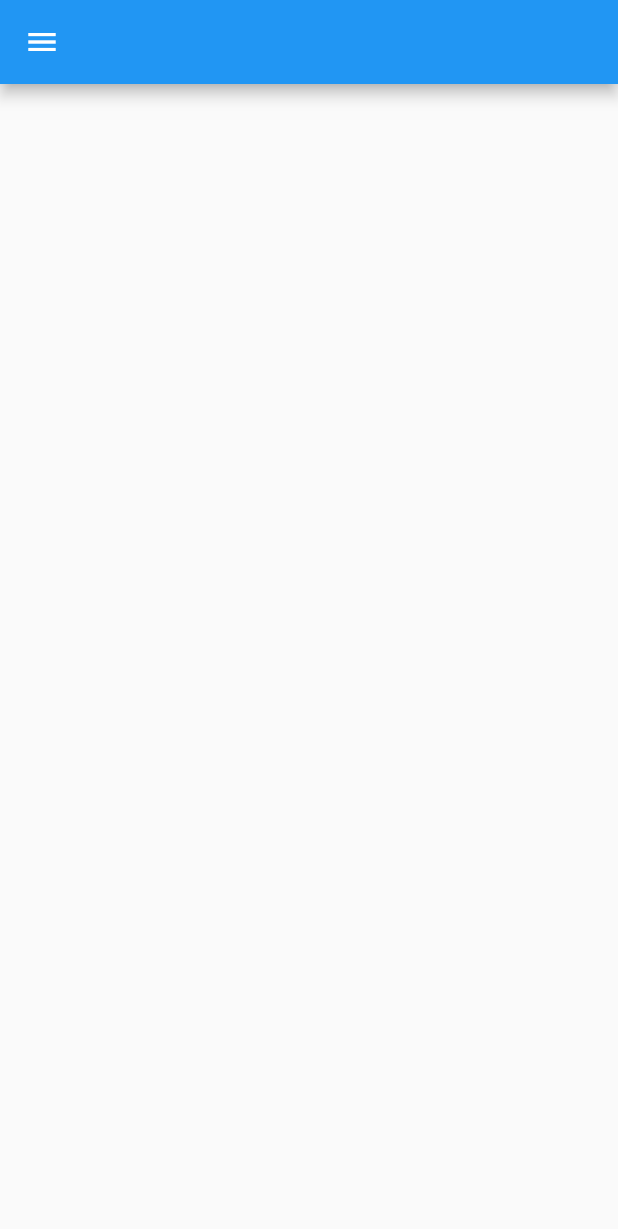
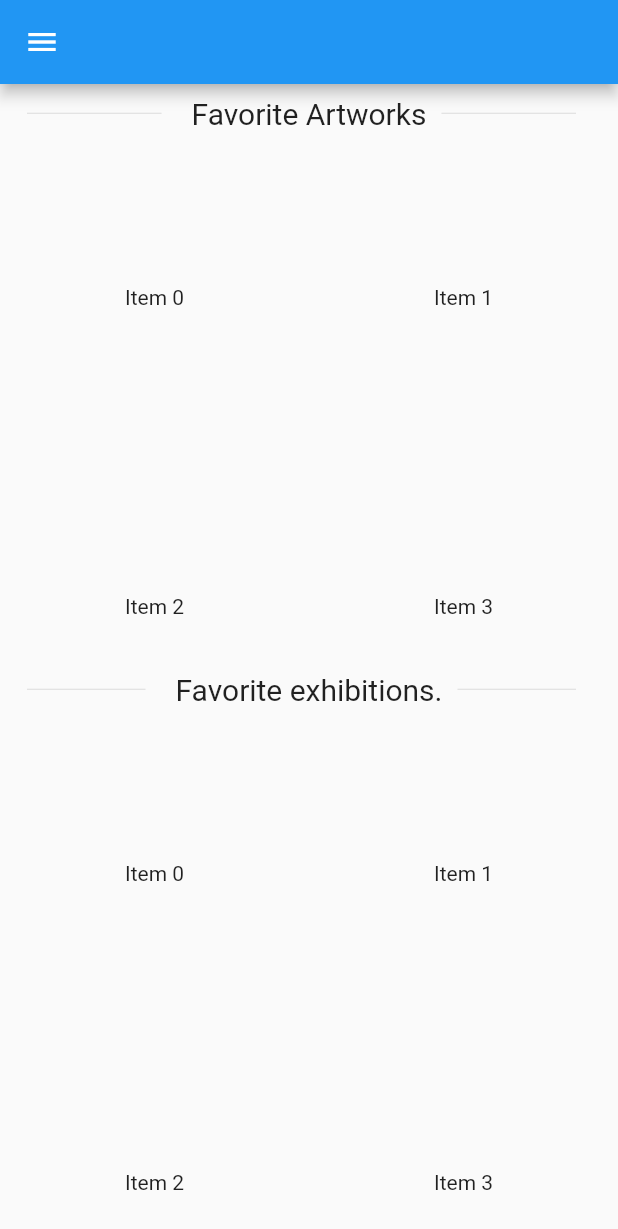
Before and after one commit to Ahmed-ata112/Museum_APP, a Flutter app: the screen it shows after launch, on a phone screen of 412 x 824 dp. Shown: the top 1229 px of the screen. Run offline on Flutter 3.47's test engine with Material 2 defaults, Android fonts, the phone set to English and light mode, and no system bars; our stand-ins replace flutter_spinkit, getwidget.

Commit message:
added several pages to the app

```diff
--- a/Main_Program/lib/member_view/member_home.dart
+++ b/Main_Program/lib/member_view/member_home.dart
@@ -1,5 +1,7 @@
 import 'package:flutter/material.dart';
 import 'package:getwidget/getwidget.dart';
+
+import 'ArticlesHome.dart';
 
 class member_home extends StatefulWidget {
   const member_home({Key? key}) : super(key: key);
@@ -12,24 +14,162 @@ class _member_homeState extends State<member_home> {
   @override
   Widget build(BuildContext context) {
     return Scaffold(
-      appBar: AppBar(),
-      drawer: Drawer(
-        child: SafeArea(
+        appBar: AppBar(),
+        drawer: Drawer(
           child: ListView(
-            padding: EdgeInsets.zero,
             children: <Widget>[
-              ListTile(
-                title: Text('Item 1'),
-                onTap: null,
+              DrawerHeader(
+                decoration: BoxDecoration(
+                  color: Colors.teal,
+                ),
+                child: Stack(
+                  children: <Widget>[
+                    Align(
+                      alignment: Alignment.centerLeft,
+                      child: CircleAvatar(
+                        backgroundImage:
+                            NetworkImage('http://placekitten.com/300/300'),
+                        radius: 50.0,
+                      ),
+                    ),
+                    Align(
+                      alignment: Alignment.topRight + Alignment(0, .4),
+                      child: Text(
+                        'USER NAME',
+                        style: TextStyle(color: Colors.white, fontSize: 20.0),
+                      ),
+                    ),
+                    Align(
+                      alignment: Alignment.centerRight + Alignment(0, .2),
+                      child: Text(
+                        'USER JOB',
+                        style: TextStyle(
+                          color: Colors.white70,
+                        ),
+                      ),
+                    ),
+                    Align(
+                      alignment: Alignment.centerRight + Alignment(0, .8),
+                      child: Container(
+                        decoration: BoxDecoration(
+                          border: Border.all(color: Colors.white),
+                          borderRadius: BorderRadius.circular(15.0),
+                        ),
+                        child: Padding(
+                          padding: EdgeInsets.all(5.0),
+                          child: Text(
+                            'Verified',
+                            style: TextStyle(color: Colors.white),
+                          ),
+                        ),
+                      ),
+                    ),
+                  ],
+                ),
               ),
               ListTile(
-                title: Text('Item 2'),
-                onTap: null,
+                title: const Text('Favorites'),
+                onTap: () {
+                  // Update the state of the app.
+                  // ...
+                },
+              ),
+              ListTile(
+                title: const Text('Articles'),
+                onTap: () {
+                  // Update the state of the app.
+                  // ...
+                  Navigator.push(context,
+                      MaterialPageRoute(builder: (context) => ArticlesHome()));
+                },
+              ),
+              ListTile(
+                title: const Text('Available Events'),
+                onTap: () {
+                  // Update the state of the app.
+                  // ...
+                },
+              ),
+              ListTile(
+                title: const Text('Available Tours'),
+                onTap: () {
+                  // Update the state of the app.
+                  // ...
+                },
+              ),
+              ListTile(
+                title: const Text('Store'),
+                onTap: () {
+                  // Update the state of the app.
+                  // ...
+                },
               ),
             ],
           ),
         ),
-      ),
-    );
+        body: Column(
+          children: [
+            Padding(
+              padding: const EdgeInsets.all(8.0),
+              child: Row(children: <Widget>[
+                Expanded(
+                    child: Container(
+                        margin: const EdgeInsets.only(left: 10.0, right: 20.0),
+                        child: Divider())),
+                Text("Favorite Artworks", style: TextStyle(fontSize: 20)),
+                Expanded(
+                    child: Container(
+                        margin: const EdgeInsets.only(left: 10.0, right: 20.0),
+                        child: Divider())),
+              ]),
+            ),
+            Expanded(
+              child: GridView.count(
+                // Create a grid with 2 columns. If you change the scrollDirection to
+                // horizontal, this produces 2 rows.
+                crossAxisCount: 2,
+
+                // Generate 100 widgets that display their index in the List.
+                children: List.generate(5, (index) {
+                  return Center(
+                    child: Text(
+                      'Item $index',
+                    ),
+                  );
+                }),
+              ),
+            ),
+            Padding(
+              padding: const EdgeInsets.all(8.0),
+              child: Row(children: <Widget>[
+                Expanded(
+                    child: Container(
+                        margin: const EdgeInsets.only(left: 10.0, right: 20.0),
+                        child: Divider())),
+                Text("Favorite exhibitions.", style: TextStyle(fontSize: 20)),
+                Expanded(
+                    child: Container(
+                        margin: const EdgeInsets.only(left: 10.0, right: 20.0),
+                        child: Divider())),
+              ]),
+            ),
+            Expanded(
+              child: GridView.count(
+                // Create a grid with 2 columns. If you change the scrollDirection to
+                // horizontal, this produces 2 rows.
+                crossAxisCount: 2,
+
+                // Generate 100 widgets that display their index in the List.
+                children: List.generate(5, (index) {
+                  return Center(
+                    child: Text(
+                      'Item $index',
+                    ),
+                  );
+                }),
+              ),
+            ),
+          ],
+        ));
   }
 }
```
Also changed, not shown: Main_Program/lib/member_view/ArticlesHome.dart (added, +76 -0 lines), Main_Program/lib/member_view/add_feedback.dart (added, +17 -0 lines), Main_Program/lib/member_view/articleRead.dart (added, +38 -0 lines).
